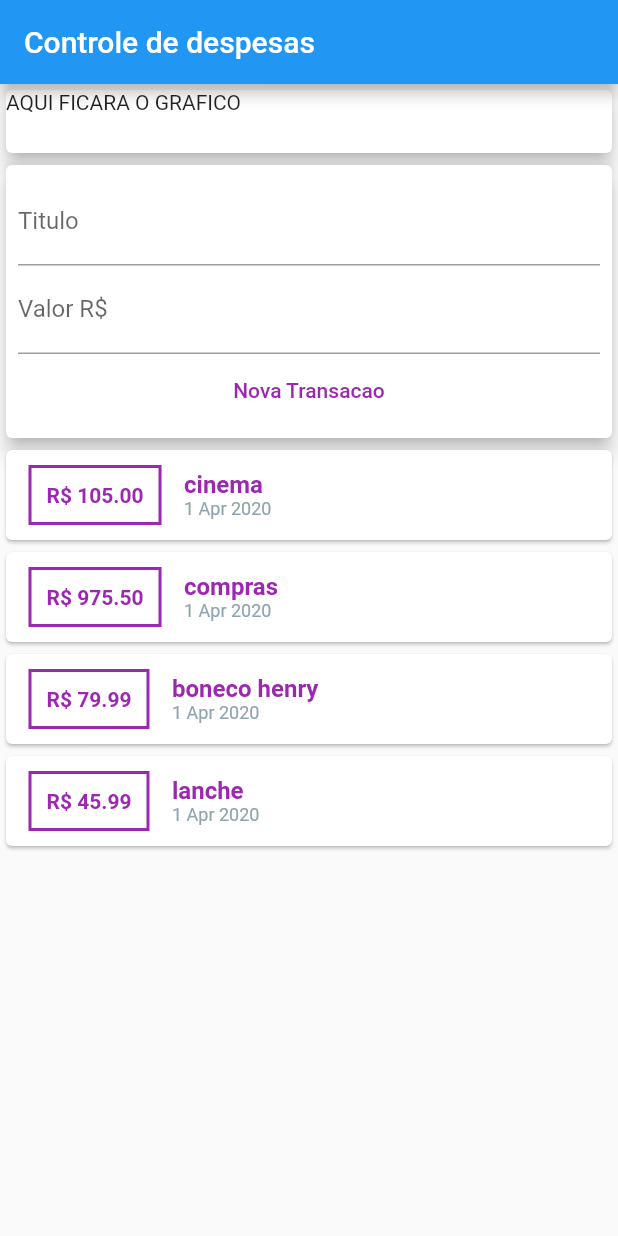
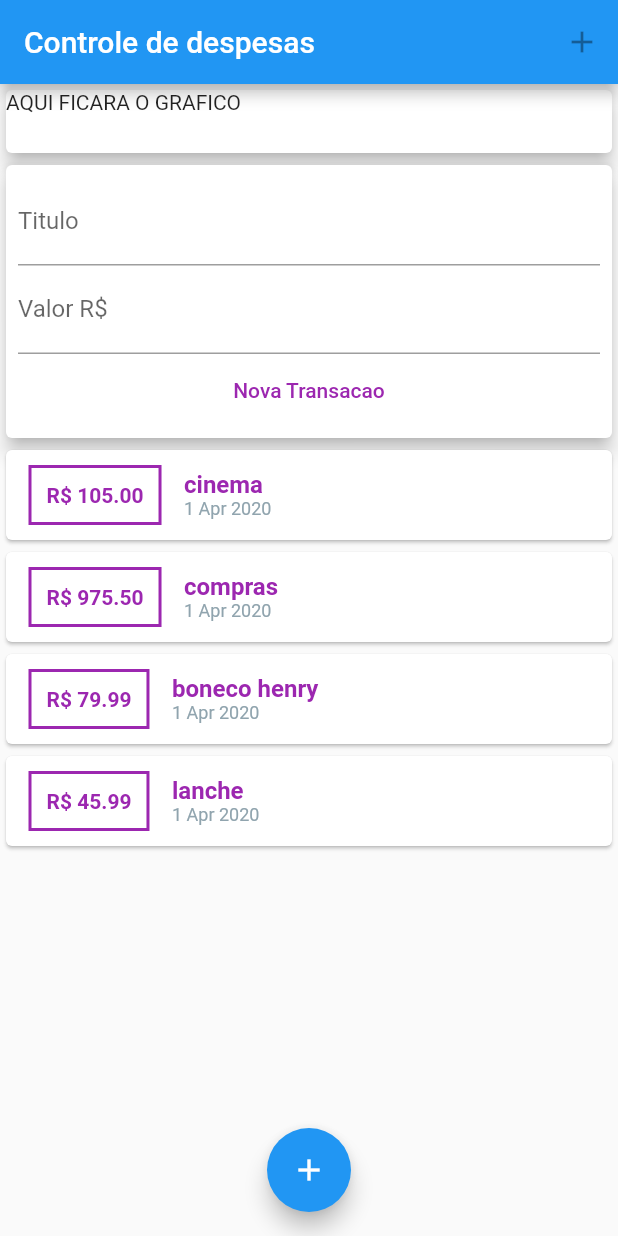
Before and after one commit to ivonildo-lopes/despesas-flutter, a Flutter app: the screen it shows after launch, on a phone screen of 412 x 824 dp. Run offline on Flutter 3.47's test engine with Material 2 defaults, Android fonts, the phone set to English and light mode, and no system bars.

Commit message:
adicionando o botao que vai chamar o modal

```diff
--- a/lib/main.dart
+++ b/lib/main.dart
@@ -17,6 +17,12 @@ class HomePage extends StatelessWidget {
     return Scaffold(
       appBar: AppBar(
         title: Text('Controle de despesas'),
+        actions: <Widget>[
+          IconButton(
+            icon: Icon(Icons.add),
+            onPressed: null
+          )
+        ],
       ),
       body: SingleChildScrollView(
         child: Column(
@@ -27,6 +33,11 @@ class HomePage extends StatelessWidget {
           ],
         ),
       ),
+      floatingActionButton: FloatingActionButton(
+        child: Icon(Icons.add),
+        onPressed: null
+      ),
+      floatingActionButtonLocation: FloatingActionButtonLocation.centerFloat,
     );
   }
 }
```
